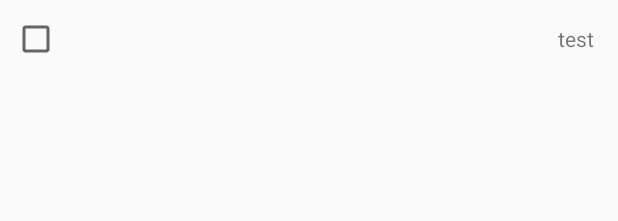
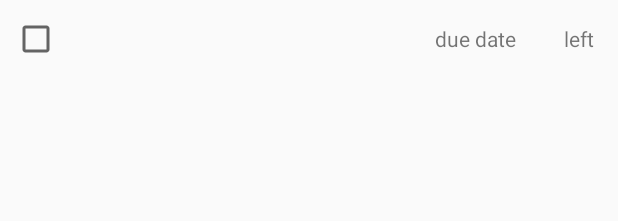
Before and after one commit to grace915/kotlin_todo, an Android app: the layout item_todo.xml on its own in the app's theme, with its tools: preview values and no code run, on a phone screen of 412 x 824 dp. Shown: the top 221 px of the screen. Run offline under Robolectric (Android 15) with nearby library versions, the phone set to English and light mode, and no system bars.

Commit message:
MainTodoViewHolder(due date & d-day)

```diff
--- a/app/src/main/java/com/example/yongwoo/add_edit/AddEditTodoActivity.kt
+++ b/app/src/main/java/com/example/yongwoo/add_edit/AddEditTodoActivity.kt
@@ -139,9 +139,9 @@ class AddEditTodoActivity : AppCompatActivity() {
 
         DatePickerDialog(this, DatePickerDialog.OnDateSetListener { view, year, month, dayOfMonth ->
             val sMonth: String = if (month + 1 < 10) {
-                "0$month"
+                "0${month+1}"
             } else {
-                month.toString()
+                (month+1).toString()
             }
             val sDay: String = if (dayOfMonth < 10) {
                 "0$dayOfMonth"
--- a/app/src/main/java/com/example/yongwoo/main/MainTodoAdapter.kt
+++ b/app/src/main/java/com/example/yongwoo/main/MainTodoAdapter.kt
@@ -7,12 +7,14 @@ import android.util.Log
 import android.view.LayoutInflater
 import android.view.Menu
 import android.view.ViewGroup
+import android.widget.Toast
 import androidx.recyclerview.widget.RecyclerView
 import com.example.yongwoo.R
 import com.example.yongwoo.add_edit.AddEditTodoActivity
 import com.example.yongwoo.room.database.MyDatabase
 import com.example.yongwoo.room.entitiy.TodoItem
 import kotlinx.android.synthetic.main.item_todo.view.*
+import java.util.*
 
 class MainTodoAdapter(private val context: Context) : RecyclerView.Adapter<MainTodoViewHolder>() {
     private val myDatabase: MyDatabase? = MyDatabase.getInstance(context)
--- a/app/src/main/res/layout/item_todo.xml
+++ b/app/src/main/res/layout/item_todo.xml
@@ -31,11 +31,23 @@
         android:layout_width="wrap_content"
         android:layout_height="wrap_content"
         android:layout_margin="16dp"
-        android:text="test"
+        android:text="due date"
         app:layout_constraintBottom_toBottomOf="parent"
-        app:layout_constraintEnd_toEndOf="parent"
+        app:layout_constraintEnd_toStartOf="@id/todo_tv_left"
         app:layout_constraintStart_toEndOf="@id/todo_tv_name"
         app:layout_constraintTop_toTopOf="parent"
 
         />
+    <TextView
+        android:layout_width="wrap_content"
+        android:layout_height="wrap_content"
+        android:id="@+id/todo_tv_left"
+        android:text="left"
+        app:layout_constraintTop_toTopOf="parent"
+        app:layout_constraintStart_toEndOf="@id/todo_tv_due"
+        app:layout_constraintBottom_toBottomOf="parent"
+        app:layout_constraintEnd_toEndOf="parent"
+        android:layout_margin="16dp"
+        />
+
 </androidx.constraintlayout.widget.ConstraintLayout>
--- a/settings.gradle
+++ b/settings.gradle
@@ -1,2 +1,2 @@
-include ':app'
+include ':app', ':app'
 rootProject.name='YongWoo'
```
Also changed, not shown: app/build.gradle (+4 -9 lines), app/src/main/java/com/example/yongwoo/main/MainTodoViewHolder.kt (+20 -0 lines), 2 other files.
